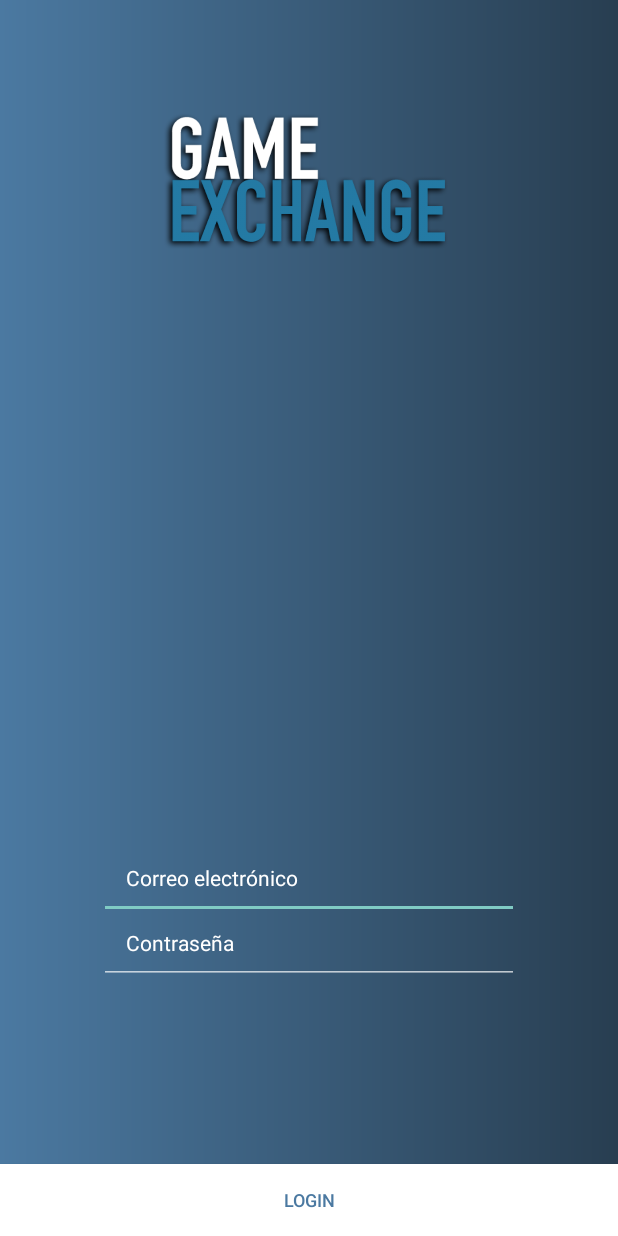
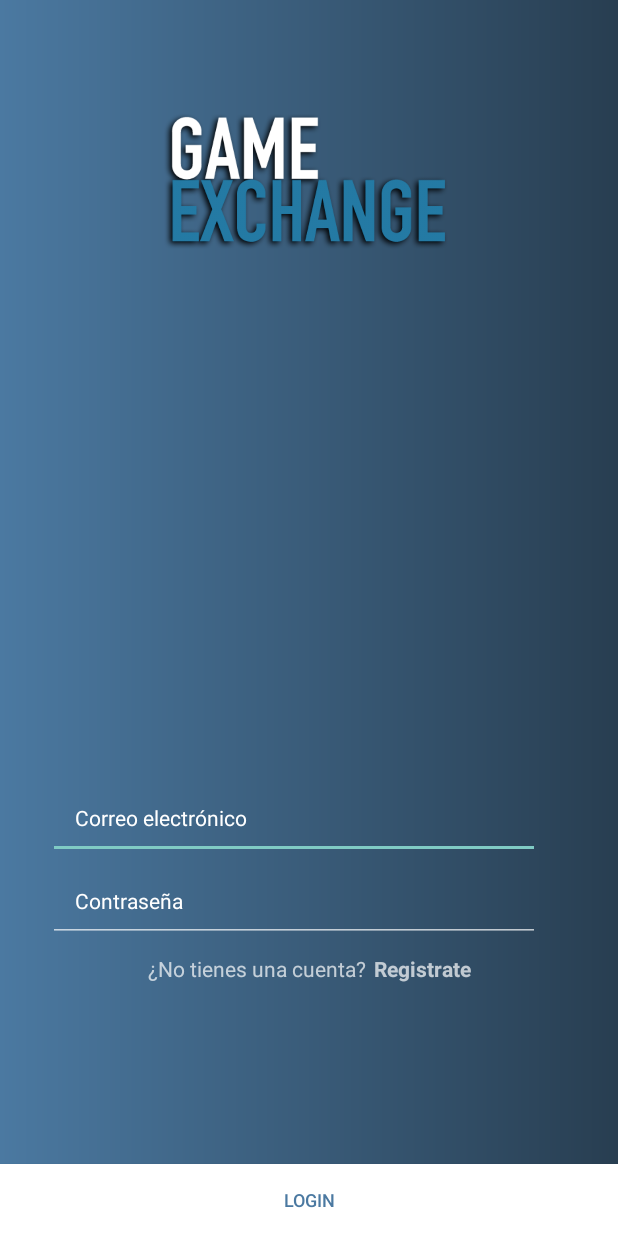
Before and after one commit to JoonGB/GameExangeApp, an Android app: the LoginActivity screen opened directly, with no data from a screen before it, on a phone screen of 412 x 824 dp. Run offline under Robolectric (Android 15) with nearby library versions, the phone set to English and light mode, and no system bars.

Commit message:
#1 Empezado el codigo de login

```diff
--- a/app/src/main/AndroidManifest.xml
+++ b/app/src/main/AndroidManifest.xml
@@ -13,7 +13,7 @@
         android:label="@string/app_name"
         android:supportsRtl="true"
         android:theme="@style/Theme.AppCompat.NoActionBar">
-        <activity android:name=".MainActivity">
+        <activity android:name=".activitites.MainActivity">
             <intent-filter>
                 <action android:name="android.intent.action.MAIN" />
 
@@ -21,7 +21,7 @@
             </intent-filter>
         </activity>
         <activity
-            android:name=".LoginActivity"
+            android:name=".activitites.LoginActivity"
             android:label="@string/title_activity_login"></activity>
     </application>
 
--- a/app/src/main/java/gameexange/com/gameexangeapp/LoginActivity.java
+++ /dev/null
@@ -1,349 +0,0 @@
-package gameexange.com.gameexangeapp;
-
-import android.animation.Animator;
-import android.animation.AnimatorListenerAdapter;
-import android.annotation.TargetApi;
-import android.content.pm.PackageManager;
-import android.support.annotation.NonNull;
-import android.support.design.widget.Snackbar;
-import android.support.v7.app.AppCompatActivity;
-import android.app.LoaderManager.LoaderCallbacks;
-
-import android.content.CursorLoader;
-import android.content.Loader;
-import android.database.Cursor;
-import android.net.Uri;
-import android.os.AsyncTask;
-
-import android.os.Build;
-import android.os.Bundle;
-import android.provider.ContactsContract;
-import android.text.TextUtils;
-import android.view.KeyEvent;
-import android.view.View;
-import android.view.View.OnClickListener;
-import android.view.inputmethod.EditorInfo;
-import android.widget.ArrayAdapter;
-import android.widget.AutoCompleteTextView;
-import android.widget.Button;
-import android.widget.EditText;
-import android.widget.TextView;
-
-import java.util.ArrayList;
-import java.util.List;
-
-import static android.Manifest.permission.READ_CONTACTS;
-
-/**
- * A login screen that offers login via email/password.
- */
-public class LoginActivity extends AppCompatActivity implements LoaderCallbacks<Cursor> {
-
-    /**
-     * Id to identity READ_CONTACTS permission request.
-     */
-    private static final int REQUEST_READ_CONTACTS = 0;
-
-    /**
-     * A dummy authentication store containing known user names and passwords.
-     * TODO: remove after connecting to a real authentication system.
-     */
-    private static final String[] DUMMY_CREDENTIALS = new String[]{
-            "foo@example.com:hello", "bar@example.com:world"
-    };
-    /**
-     * Keep track of the login task to ensure we can cancel it if requested.
-     */
-    private UserLoginTask mAuthTask = null;
-
-    // UI references.
-    private AutoCompleteTextView mEmailView;
-    private EditText mPasswordView;
-    private View mProgressView;
-    private View mLoginFormView;
-
-    @Override
-    protected void onCreate(Bundle savedInstanceState) {
-        super.onCreate(savedInstanceState);
-        setContentView(R.layout.activity_login);
-        // Set up the login form.
-        mEmailView = (AutoCompleteTextView) findViewById(R.id.email);
-        populateAutoComplete();
-
-        mPasswordView = (EditText) findViewById(R.id.password);
-        mPasswordView.setOnEditorActionListener(new TextView.OnEditorActionListener() {
-            @Override
-            public boolean onEditorAction(TextView textView, int id, KeyEvent keyEvent) {
-                if (id == R.id.login || id == EditorInfo.IME_NULL) {
-                    attemptLogin();
-                    return true;
-                }
-                return false;
-            }
-        });
-
-        Button mEmailSignInButton = (Button) findViewById(R.id.email_sign_in_button);
-        mEmailSignInButton.setOnClickListener(new OnClickListener() {
-            @Override
-            public void onClick(View view) {
-                attemptLogin();
-            }
-        });
-
-        mLoginFormView = findViewById(R.id.login_form);
-        mProgressView = findViewById(R.id.login_progress);
-    }
-
-    private void populateAutoComplete() {
-        if (!mayRequestContacts()) {
-            return;
-        }
-
-        getLoaderManager().initLoader(0, null, this);
-    }
-
-    private boolean mayRequestContacts() {
-        if (Build.VERSION.SDK_INT < Build.VERSION_CODES.M) {
-            return true;
-        }
-        if (checkSelfPermission(READ_CONTACTS) == PackageManager.PERMISSION_GRANTED) {
-            return true;
-        }
-        if (shouldShowRequestPermissionRationale(READ_CONTACTS)) {
-            Snackbar.make(mEmailView, R.string.permission_rationale, Snackbar.LENGTH_INDEFINITE)
-                    .setAction(android.R.string.ok, new View.OnClickListener() {
-                        @Override
-                        @TargetApi(Build.VERSION_CODES.M)
-                        public void onClick(View v) {
-                            requestPermissions(new String[]{READ_CONTACTS}, REQUEST_READ_CONTACTS);
-                        }
-                    });
-        } else {
-            requestPermissions(new String[]{READ_CONTACTS}, REQUEST_READ_CONTACTS);
-        }
-        return false;
-    }
-
-    /**
-     * Callback received when a permissions request has been completed.
-     */
-    @Override
-    public void onRequestPermissionsResult(int requestCode, @NonNull String[] permissions,
-                                           @NonNull int[] grantResults) {
-        if (requestCode == REQUEST_READ_CONTACTS) {
-            if (grantResults.length == 1 && grantResults[0] == PackageManager.PERMISSION_GRANTED) {
-                populateAutoComplete();
-            }
-        }
-    }
-
-
-    /**
-     * Attempts to sign in or register the account specified by the login form.
-     * If there are form errors (invalid email, missing fields, etc.), the
-     * errors are presented and no actual login attempt is made.
-     */
-    private void attemptLogin() {
-        if (mAuthTask != null) {
-            return;
-        }
-
-        // Reset errors.
-        mEmailView.setError(null);
-        mPasswordView.setError(null);
-
-        // Store values at the time of the login attempt.
-        String email = mEmailView.getText().toString();
-        String password = mPasswordView.getText().toString();
-
-        boolean cancel = false;
-        View focusView = null;
-
-        // Check for a valid password, if the user entered one.
-        if (!TextUtils.isEmpty(password) && !isPasswordValid(password)) {
-            mPasswordView.setError(getString(R.string.error_invalid_password));
-            focusView = mPasswordView;
-            cancel = true;
-        }
-
-        // Check for a valid email address.
-        if (TextUtils.isEmpty(email)) {
-            mEmailView.setError(getString(R.string.error_field_required));
-            focusView = mEmailView;
-            cancel = true;
-        } else if (!isEmailValid(email)) {
-            mEmailView.setError(getString(R.string.error_invalid_email));
-            focusView = mEmailView;
-            cancel = true;
-        }
-
-        if (cancel) {
-            // There was an error; don't attempt login and focus the first
-            // form field with an error.
-            focusView.requestFocus();
-        } else {
-            // Show a progress spinner, and kick off a background task to
-            // perform the user login attempt.
-            showProgress(true);
-            mAuthTask = new UserLoginTask(email, password);
-            mAuthTask.execute((Void) null);
-        }
-    }
-
-    private boolean isEmailValid(String email) {
-        //TODO: Replace this with your own logic
-        return email.contains("@");
-    }
-
-    private boolean isPasswordValid(String password) {
-        //TODO: Replace this with your own logic
-        return password.length() > 4;
-    }
-
-    /**
-     * Shows the progress UI and hides the login form.
-     */
-    @TargetApi(Build.VERSION_CODES.HONEYCOMB_MR2)
-    private void showProgress(final boolean show) {
-        // On Honeycomb MR2 we have the ViewPropertyAnimator APIs, which allow
-        // for very easy animations. If available, use these APIs to fade-in
-        // the progress spinner.
-        if (Build.VERSION.SDK_INT >= Build.VERSION_CODES.HONEYCOMB_MR2) {
-            int shortAnimTime = getResources().getInteger(android.R.integer.config_shortAnimTime);
-
-            mLoginFormView.setVisibility(show ? View.GONE : View.VISIBLE);
-            mLoginFormView.animate().setDuration(shortAnimTime).alpha(
-                    show ? 0 : 1).setListener(new AnimatorListenerAdapter() {
-                @Override
-                public void onAnimationEnd(Animator animation) {
-                    mLoginFormView.setVisibility(show ? View.GONE : View.VISIBLE);
-                }
-            });
-
-            mProgressView.setVisibility(show ? View.VISIBLE : View.GONE);
-            mProgressView.animate().setDuration(shortAnimTime).alpha(
-                    show ? 1 : 0).setListener(new AnimatorListenerAdapter() {
-                @Override
-                public void onAnimationEnd(Animator animation) {
-                    mProgressView.setVisibility(show ? View.VISIBLE : View.GONE);
-                }
-            });
-        } else {
-            // The ViewPropertyAnimator APIs are not available, so simply show
-            // and hide the relevant UI components.
-            mProgressView.setVisibility(show ? View.VISIBLE : View.GONE);
-            mLoginFormView.setVisibility(show ? View.GONE : View.VISIBLE);
-        }
-    }
-
-    @Override
-    public Loader<Cursor> onCreateLoader(int i, Bundle bundle) {
-        return new CursorLoader(this,
-                // Retrieve data rows for the device user's 'profile' contact.
-                Uri.withAppendedPath(ContactsContract.Profile.CONTENT_URI,
-                        ContactsContract.Contacts.Data.CONTENT_DIRECTORY), ProfileQuery.PROJECTION,
-
-                // Select only email addresses.
-                ContactsContract.Contacts.Data.MIMETYPE +
-                        " = ?", new String[]{ContactsContract.CommonDataKinds.Email
-                .CONTENT_ITEM_TYPE},
-
-                // Show primary email addresses first. Note that there won't be
-                // a primary email address if the user hasn't specified one.
-                ContactsContract.Contacts.Data.IS_PRIMARY + " DESC");
-    }
-
-    @Override
-    public void onLoadFinished(Loader<Cursor> cursorLoader, Cursor cursor) {
-        List<String> emails = new ArrayList<>();
-        cursor.moveToFirst();
-        while (!cursor.isAfterLast()) {
-            emails.add(cursor.getString(ProfileQuery.ADDRESS));
-            cursor.moveToNext();
-        }
-
-        addEmailsToAutoComplete(emails);
-    }
-
-    @Override
-    public void onLoaderReset(Loader<Cursor> cursorLoader) {
-
-    }
-
-    private void addEmailsToAutoComplete(List<String> emailAddressCollection) {
-        //Create adapter to tell the AutoCompleteTextView what to show in its dropdown list.
-        ArrayAdapter<String> adapter =
-                new ArrayAdapter<>(LoginActivity.this,
-                        android.R.layout.simple_dropdown_item_1line, emailAddressCollection);
-
-        mEmailView.setAdapter(adapter);
-    }
-
-
-    private interface ProfileQuery {
-        String[] PROJECTION = {
-                ContactsContract.CommonDataKinds.Email.ADDRESS,
-                ContactsContract.CommonDataKinds.Email.IS_PRIMARY,
-        };
-
-        int ADDRESS = 0;
-        int IS_PRIMARY = 1;
-    }
-
-    /**
-     * Represents an asynchronous login/registration task used to authenticate
-     * the user.
-     */
-    public class UserLoginTask extends AsyncTask<Void, Void, Boolean> {
-
-        private final String mEmail;
-        private final String mPassword;
-
-        UserLoginTask(String email, String password) {
-            mEmail = email;
-            mPassword = password;
-        }
-
-        @Override
-        protected Boolean doInBackground(Void... params) {
-            // TODO: attempt authentication against a network service.
-
-            try {
-                // Simulate network access.
-                Thread.sleep(2000);
-            } catch (InterruptedException e) {
-                return false;
-            }
-
-            for (String credential : DUMMY_CREDENTIALS) {
-                String[] pieces = credential.split(":");
-                if (pieces[0].equals(mEmail)) {
-                    // Account exists, return true if the password matches.
-                    return pieces[1].equals(mPassword);
-                }
-            }
-
-            // TODO: register the new account here.
-            return true;
-        }
-
-        @Override
-        protected void onPostExecute(final Boolean success) {
-            mAuthTask = null;
-            showProgress(false);
-
-            if (success) {
-                finish();
-            } else {
-                mPasswordView.setError(getString(R.string.error_incorrect_password));
-                mPasswordView.requestFocus();
-            }
-        }
-
-        @Override
-        protected void onCancelled() {
-            mAuthTask = null;
-            showProgress(false);
-        }
-    }
-}
--- /dev/null
+++ b/app/src/main/java/gameexange/com/gameexangeapp/activitites/LoginActivity.java
@@ -0,0 +1,52 @@
+package gameexange.com.gameexangeapp.activitites;
+
+import android.support.v7.app.AppCompatActivity;
+
+import android.os.Bundle;
+import android.widget.TextView;
+
+import gameexange.com.gameexangeapp.R;
+
+/**
+ * A login screen that offers login via email/password.
+ */
+public class LoginActivity extends AppCompatActivity {
+
+
+    private TextView emailTV;
+    private TextView passTV;
+
+
+    @Override
+    protected void onCreate(Bundle savedInstanceState) {
+        super.onCreate(savedInstanceState);
+        setContentView(R.layout.activity_login);
+        // Set up the login form.
+        /*mEmailView = (AutoCompleteTextView) findViewById(R.id.email);
+        populateAutoComplete();
+
+        mPasswordView = (EditText) findViewById(R.id.password);
+        mPasswordView.setOnEditorActionListener(new TextView.OnEditorActionListener() {
+            @Override
+            public boolean onEditorAction(TextView textView, int id, KeyEvent keyEvent) {
+                if (id == R.id.login || id == EditorInfo.IME_NULL) {
+                    attemptLogin();
+                    return true;
+                }
+                return false;
+            }
+        });
+
+        Button mEmailSignInButton = (Button) findViewById(R.id.email_sign_in_button);
+        mEmailSignInButton.setOnClickListener(new OnClickListener() {
+            @Override
+            public void onClick(View view) {
+                attemptLogin();
+            }
+        });
+
+        mLoginFormView = findViewById(R.id.login_form);
+        mProgressView = findViewById(R.id.login_progress);*/
+    }
+
+}
--- a/app/src/main/java/gameexange/com/gameexangeapp/MainActivity.java
+++ b/app/src/main/java/gameexange/com/gameexangeapp/activitites/MainActivity.java
@@ -1,13 +1,15 @@
-package gameexange.com.gameexangeapp;
+package gameexange.com.gameexangeapp.activitites;
 
 import android.support.v7.app.AppCompatActivity;
 import android.os.Bundle;
+
+import gameexange.com.gameexangeapp.R;
 
 public class MainActivity extends AppCompatActivity {
 
     @Override
     protected void onCreate(Bundle savedInstanceState) {
         super.onCreate(savedInstanceState);
-        setContentView(R.layout.activity_main);
+        setContentView(R.layout.activity_login);
     }
 }
--- a/app/src/main/java/gameexange/com/gameexangeapp/model/enumeration/Genero.java
+++ /dev/null
@@ -1,5 +0,0 @@
-package gameexange.com.gameexangeapp.model.enumeration;
-
-public enum Genero {
-    MUJER,HOMBRE,OTRO
-}
--- a/app/src/main/java/gameexange/com/gameexangeapp/model/Authority.java
+++ b/app/src/main/java/gameexange/com/gameexangeapp/models/Authority.java
@@ -1,4 +1,4 @@
-package gameexange.com.gameexangeapp.model;
+package gameexange.com.gameexangeapp.models;
 
 public class Authority {
 
--- a/app/src/main/java/gameexange/com/gameexangeapp/model/Categoria.java
+++ b/app/src/main/java/gameexange/com/gameexangeapp/models/Categoria.java
@@ -1,4 +1,4 @@
-package gameexange.com.gameexangeapp.model;
+package gameexange.com.gameexangeapp.models;
 
 import java.util.HashSet;
 import java.util.Set;
--- a/app/src/main/java/gameexange/com/gameexangeapp/model/Conversacion.java
+++ b/app/src/main/java/gameexange/com/gameexangeapp/models/Conversacion.java
@@ -1,4 +1,4 @@
-package gameexange.com.gameexangeapp.model;
+package gameexange.com.gameexangeapp.models;
 
 import java.util.HashSet;
 import java.util.Set;
--- a/app/src/main/java/gameexange/com/gameexangeapp/model/Foto.java
+++ b/app/src/main/java/gameexange/com/gameexangeapp/models/Foto.java
@@ -1,4 +1,4 @@
-package gameexange.com.gameexangeapp.model;
+package gameexange.com.gameexangeapp.models;
 
 public class Foto {
 
--- a/app/src/main/java/gameexange/com/gameexangeapp/model/Incidencia.java
+++ b/app/src/main/java/gameexange/com/gameexangeapp/models/Incidencia.java
@@ -1,4 +1,4 @@
-package gameexange.com.gameexangeapp.model;
+package gameexange.com.gameexangeapp.models;
 
 public class Incidencia {
 
--- a/app/src/main/java/gameexange/com/gameexangeapp/model/Mensaje.java
+++ b/app/src/main/java/gameexange/com/gameexangeapp/models/Mensaje.java
@@ -1,4 +1,4 @@
-package gameexange.com.gameexangeapp.model;
+package gameexange.com.gameexangeapp.models;
 
 public class Mensaje {
 
--- a/app/src/main/java/gameexange/com/gameexangeapp/model/Producto.java
+++ b/app/src/main/java/gameexange/com/gameexangeapp/models/Producto.java
@@ -1,4 +1,4 @@
-package gameexange.com.gameexangeapp.model;
+package gameexange.com.gameexangeapp.models;
 
 import java.util.HashSet;
 import java.util.Set;
--- a/app/src/main/java/gameexange/com/gameexangeapp/model/User.java
+++ b/app/src/main/java/gameexange/com/gameexangeapp/models/User.java
@@ -1,4 +1,4 @@
-package gameexange.com.gameexangeapp.model;
+package gameexange.com.gameexangeapp.models;
 
 
 import java.util.HashSet;
--- a/app/src/main/java/gameexange/com/gameexangeapp/model/UserExt.java
+++ b/app/src/main/java/gameexange/com/gameexangeapp/models/UserExt.java
@@ -1,6 +1,6 @@
-package gameexange.com.gameexangeapp.model;
+package gameexange.com.gameexangeapp.models;
 
-import gameexange.com.gameexangeapp.model.enumeration.Genero;
+import gameexange.com.gameexangeapp.models.enumeration.Genero;
 
 public class UserExt {
 
--- a/app/src/main/java/gameexange/com/gameexangeapp/model/Venta.java
+++ b/app/src/main/java/gameexange/com/gameexangeapp/models/Venta.java
@@ -1,4 +1,4 @@
-package gameexange.com.gameexangeapp.model;
+package gameexange.com.gameexangeapp.models;
 
 import java.util.HashSet;
 import java.util.Set;
--- a/app/src/main/java/gameexange/com/gameexangeapp/model/Videojuego.java
+++ b/app/src/main/java/gameexange/com/gameexangeapp/models/Videojuego.java
@@ -1,4 +1,4 @@
-package gameexange.com.gameexangeapp.model;
+package gameexange.com.gameexangeapp.models;
 
 import java.util.HashSet;
 import java.util.Set;
--- /dev/null
+++ b/app/src/main/java/gameexange/com/gameexangeapp/models/enumeration/Genero.java
@@ -0,0 +1,5 @@
+package gameexange.com.gameexangeapp.models.enumeration;
+
+public enum Genero {
+    MUJER,HOMBRE,OTRO
+}
--- a/app/src/main/res/layout/activity_login.xml
+++ b/app/src/main/res/layout/activity_login.xml
@@ -27,11 +27,6 @@
         android:id="@+id/user"
         android:layout_width="0dp"
         android:layout_height="wrap_content"
-        android:layout_marginBottom="-12dp"
-        android:layout_marginEnd="0dp"
-        android:layout_marginLeft="0dp"
-        android:layout_marginRight="0dp"
-        android:layout_marginStart="0dp"
         android:hint="Correo electrónico"
         android:padding="18dp"
         android:textColor="@android:color/white"
@@ -47,7 +42,7 @@
 
     <EditText
         android:id="@+id/password"
-        android:layout_width="280dp"
+        android:layout_width="328dp"
         android:layout_height="wrap_content"
         android:layout_marginLeft="32dp"
         android:hint="Contraseña"
@@ -62,17 +57,17 @@
         tools:layout_conversion_absoluteY="323dp"
         android:layout_marginRight="32dp"
         app:layout_constraintRight_toRightOf="parent"
-        android:layout_marginBottom="120dp"
-        app:layout_constraintBottom_toTopOf="@+id/button" />
+        android:layout_marginStart="32dp"
+        android:layout_marginEnd="32dp"
+        app:layout_constraintHorizontal_bias="0.0"
+        android:layout_marginBottom="8dp"
+        app:layout_constraintBottom_toTopOf="@+id/linearLayout" />
 
 
     <Button
-        android:id="@+id/button"
+        android:id="@+id/loginBTN"
         android:layout_width="0dp"
         android:layout_height="wrap_content"
-        android:layout_marginBottom="0dp"
-        android:layout_marginLeft="0dp"
-        android:layout_marginRight="0dp"
         android:background="@android:color/background_light"
         android:elevation="0dp"
         android:text="Login"
@@ -83,4 +78,35 @@
         app:layout_constraintLeft_toLeftOf="parent"
         app:layout_constraintRight_toRightOf="parent" />
 
+    <LinearLayout
+        android:id="@+id/linearLayout"
+        android:layout_width="wrap_content"
+        android:layout_height="wrap_content"
+        android:layout_marginBottom="110dp"
+        android:layout_marginLeft="8dp"
+        android:layout_marginRight="8dp"
+        android:orientation="horizontal"
+        app:layout_constraintBottom_toTopOf="@+id/loginBTN"
+        app:layout_constraintLeft_toLeftOf="parent"
+        app:layout_constraintRight_toRightOf="parent"
+        tools:layout_editor_absoluteX="23dp"
+        tools:layout_editor_absoluteY="372dp">
+
+        <TextView
+            android:id="@+id/textView2"
+            android:layout_width="wrap_content"
+            android:layout_height="wrap_content"
+            android:layout_marginEnd="5dp"
+            android:text="¿No tienes una cuenta?" />
+
+        <TextView
+            android:id="@+id/registerBTN"
+            android:layout_width="wrap_content"
+            android:layout_height="30dp"
+            android:clickable="true"
+            android:text="Registrate"
+            android:textStyle="bold" />
+
+    </LinearLayout>
+
 </android.support.constraint.ConstraintLayout>
--- a/app/src/main/res/layout/activity_main.xml
+++ b/app/src/main/res/layout/activity_main.xml
@@ -4,7 +4,7 @@
     xmlns:tools="http://schemas.android.com/tools"
     android:layout_width="match_parent"
     android:layout_height="match_parent"
-    tools:context="gameexange.com.gameexangeapp.MainActivity">
+    tools:context="gameexange.com.gameexangeapp.activitites.MainActivity">
 
     <TextView
         android:layout_width="wrap_content"
```
Also changed, not shown: 2 other files.
